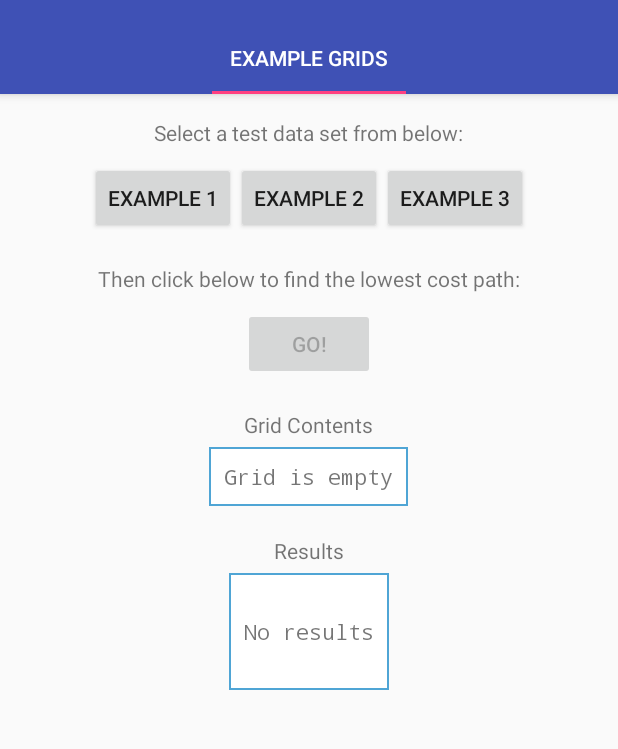
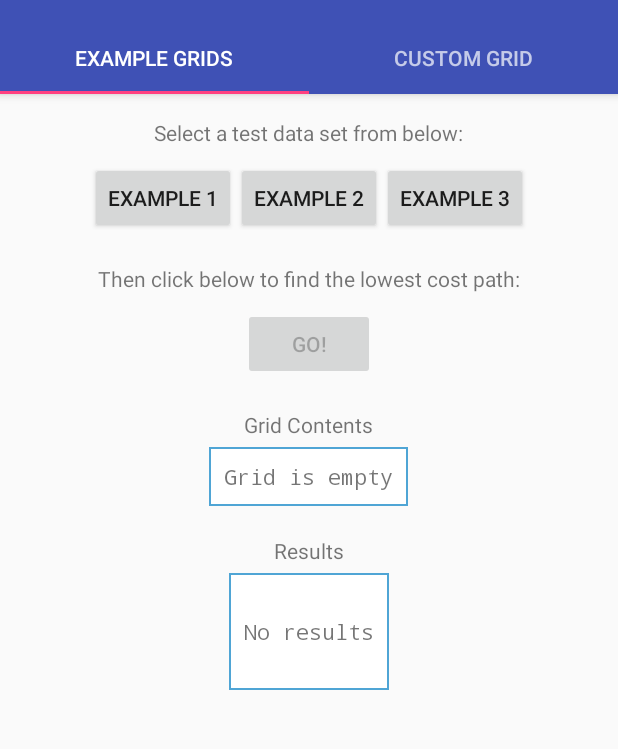
Before and after one commit to jfpdazey/PathOfLowestCost, an Android app: the screen it shows after launch (PathOfLowestCostActivity), on a phone screen of 412 x 824 dp, the part 74-823 px from its top. Run offline under Robolectric (Android 15) with nearby library versions, the phone set to English and light mode, and no system bars.

Commit message:
Views are now scrollable and the custom view includes a basic text field

```diff
--- /dev/null
+++ b/app/src/main/java/com/jfpdazey/pathoflowestcost/PathOfLowestCostCustomFragment.java
@@ -0,0 +1,82 @@
+package com.jfpdazey.pathoflowestcost;
+
+import android.os.Bundle;
+import android.support.v4.app.Fragment;
+import android.text.Editable;
+import android.text.TextWatcher;
+import android.view.LayoutInflater;
+import android.view.View;
+import android.view.ViewGroup;
+import android.widget.Button;
+import android.widget.EditText;
+import android.widget.TextView;
+import android.widget.Toast;
+
+import java.util.List;
+
+public class PathOfLowestCostCustomFragment extends Fragment {
+
+    private Grid loadedGrid;
+
+    public PathOfLowestCostCustomFragment() {}
+
+    @Override
+    public View onCreateView(LayoutInflater inflater, ViewGroup container,
+                             Bundle savedInstanceState) {
+        View fragmentView = inflater.inflate(R.layout.fragment_lowest_cost_custom_main, container, false);
+
+        Button goButton = (Button) fragmentView.findViewById(R.id.go_button);
+        goButton.setOnClickListener(new GoOnClickListener());
+
+        EditText customGridContents = (EditText) fragmentView.findViewById(R.id.custom_grid_contents);
+        customGridContents.addTextChangedListener(new GridContentsWatcher());
+
+        return fragmentView;
+    }
+
+    private String formatPath(PathState path) {
+        StringBuilder builder = new StringBuilder();
+        List<Integer> rows = path.getRowsTraversed();
+
+        for (int i = 0; i < rows.size(); i++) {
+            builder.append(rows.get(i));
+            if (i < rows.size() - 1) {
+                builder.append("\t");
+            }
+        }
+
+        return builder.toString();
+    }
+
+    class GridContentsWatcher implements TextWatcher {
+        @Override
+        public void beforeTextChanged(CharSequence s, int start, int count, int after) { }
+
+        @Override
+        public void onTextChanged(CharSequence s, int start, int before, int count) {
+            Button goButton = (Button) getView().findViewById(R.id.go_button);
+            goButton.setEnabled(!s.toString().isEmpty());
+        }
+
+        @Override
+        public void afterTextChanged(Editable s) { }
+    }
+
+    class GoOnClickListener implements View.OnClickListener {
+        @Override
+        public void onClick(View view) {
+            Toast notYetToast = Toast.makeText(getContext(), "Evaluation of custom grids not implemented yet...", Toast.LENGTH_LONG);
+            notYetToast.show();
+//            GridVisitor visitor = new GridVisitor(loadedGrid);
+//            PathState bestPath = visitor.visitPathsForAllRows().get(0);
+//
+//            if (bestPath.isSuccessful()) {
+//                ((TextView) getView().findViewById(R.id.results_success)).setText("Yes");
+//            } else {
+//                ((TextView) getView().findViewById(R.id.results_success)).setText("No");
+//            }
+//            ((TextView) getView().findViewById(R.id.results_total_cost)).setText(Integer.toString(bestPath.getTotalCost()));
+//            ((TextView) getView().findViewById(R.id.results_path_taken)).setText(formatPath(bestPath));
+        }
+    }
+}
--- a/app/src/main/java/com/jfpdazey/pathoflowestcost/PathOfLowestCostFragment.java
+++ b/app/src/main/java/com/jfpdazey/pathoflowestcost/PathOfLowestCostExamplesFragment.java
@@ -10,7 +10,7 @@ import android.widget.TextView;
 
 import java.util.List;
 
-public class PathOfLowestCostFragment extends Fragment {
+public class PathOfLowestCostExamplesFragment extends Fragment {
 
     public static final Grid EXAMPLE_GRID_1 = new Grid(new int[][]{
             { 3, 4, 1, 2, 8, 6 },
@@ -36,12 +36,12 @@ public class PathOfLowestCostFragment extends Fragment {
 
     private Grid loadedGrid;
 
-    public PathOfLowestCostFragment() {}
+    public PathOfLowestCostExamplesFragment() {}
 
     @Override
     public View onCreateView(LayoutInflater inflater, ViewGroup container,
                              Bundle savedInstanceState) {
-        View fragmentView = inflater.inflate(R.layout.fragment_lowest_cost_main, container, false);
+        View fragmentView = inflater.inflate(R.layout.fragment_lowest_cost_examples_main, container, false);
 
         Button gridOneButton = (Button) fragmentView.findViewById(R.id.grid_1_button);
         gridOneButton.setOnClickListener(new GridOnClickListener());
--- a/app/src/main/java/com/jfpdazey/pathoflowestcost/PathOptionsPagerAdapter.java
+++ b/app/src/main/java/com/jfpdazey/pathoflowestcost/PathOptionsPagerAdapter.java
@@ -12,16 +12,30 @@ public class PathOptionsPagerAdapter extends FragmentPagerAdapter {
 
     @Override
     public Fragment getItem(int position) {
-        return new PathOfLowestCostFragment();
+        switch (position) {
+            case 0:
+                return new PathOfLowestCostExamplesFragment();
+            case 1:
+                return new PathOfLowestCostCustomFragment();
+            default:
+                return null;
+        }
     }
 
     @Override
     public int getCount() {
-        return 1;
+        return 2;
     }
 
     @Override
     public CharSequence getPageTitle(int position) {
-        return "Example Grids";
+        switch (position) {
+            case 0:
+                return "Example Grids";
+            case 1:
+                return "Custom Grid";
+            default:
+                return null;
+        }
     }
 }
--- /dev/null
+++ b/app/src/main/res/layout/content_lowest_cost_fragment_shared.xml
@@ -0,0 +1,4 @@
+<RelativeLayout xmlns:android="http://schemas.android.com/apk/res/android"
+    android:id="@+id/section_label"
+    android:layout_width="wrap_content"
+    android:layout_height="wrap_content" />
--- /dev/null
+++ b/app/src/main/res/layout/fragment_lowest_cost_examples_main.xml
@@ -0,0 +1,132 @@
+<RelativeLayout xmlns:android="http://schemas.android.com/apk/res/android"
+    xmlns:tools="http://schemas.android.com/tools"
+    android:layout_width="match_parent"
+    android:layout_height="match_parent"
+    tools:context=".PathOfLowestCostExamplesFragment">
+    <ScrollView
+        android:layout_width="match_parent"
+        android:layout_height="match_parent"
+        android:id="@+id/scrollView">
+
+        <RelativeLayout
+            android:layout_width="match_parent"
+            android:layout_height="wrap_content"
+            android:paddingBottom="@dimen/adjusted_scroll_content_bottom_margin"
+            android:paddingLeft="@dimen/activity_horizontal_margin"
+            android:paddingRight="@dimen/activity_horizontal_margin"
+            android:paddingTop="@dimen/activity_vertical_margin">
+
+            <TextView
+                android:id="@+id/select_label"
+                android:layout_width="wrap_content"
+                android:layout_height="wrap_content"
+                android:layout_centerHorizontal="true"
+                android:layout_marginBottom="10dp"
+                android:text="@string/select_a_test_select_data_set_message" />
+
+            <LinearLayout
+                android:id="@+id/load_buttons"
+                android:orientation="horizontal"
+                android:layout_width="wrap_content"
+                android:layout_height="wrap_content"
+                android:layout_centerHorizontal="true"
+                android:layout_marginBottom="20dp"
+                android:layout_below="@id/select_label">
+                <Button
+                    android:id="@+id/grid_1_button"
+                    android:layout_width="wrap_content"
+                    android:layout_height="wrap_content"
+                    android:text="@string/example_1_button_title" />
+                <Button
+                    android:id="@+id/grid_2_button"
+                    android:layout_width="wrap_content"
+                    android:layout_height="wrap_content"
+                    android:text="@string/example_2_button_title" />
+                <Button
+                    android:id="@+id/grid_3_button"
+                    android:layout_width="wrap_content"
+                    android:layout_height="wrap_content"
+                    android:text="@string/example_3_button_title" />
+            </LinearLayout>
+
+            <TextView
+                android:id="@+id/go_label"
+                android:layout_width="wrap_content"
+                android:layout_height="wrap_content"
+                android:layout_centerHorizontal="true"
+                android:layout_below="@id/load_buttons"
+                android:layout_marginBottom="10dp"
+                android:text="@string/click_go_message" />
+
+            <Button
+                android:id="@+id/go_button"
+                android:layout_width="wrap_content"
+                android:layout_height="wrap_content"
+                android:layout_centerHorizontal="true"
+                android:layout_below="@id/go_label"
+                android:layout_marginBottom="20dp"
+                android:enabled="false"
+                android:text="@string/go_button_title" />
+
+            <TextView
+                android:id="@+id/grid_label"
+                android:layout_width="wrap_content"
+                android:layout_height="wrap_content"
+                android:layout_centerHorizontal="true"
+                android:layout_below="@id/go_button"
+                android:layout_marginBottom="5dp"
+                android:text="@string/grid_contents_title" />
+
+            <TextView
+                android:id="@+id/grid_contents"
+                android:layout_width="wrap_content"
+                android:layout_height="wrap_content"
+                android:layout_centerHorizontal="true"
+                android:layout_below="@id/grid_label"
+                android:layout_marginBottom="20dp"
+                android:padding="10dp"
+                android:fontFamily="monospace"
+                android:background="@drawable/back"
+                android:text="@string/grid_contents_default" />
+
+            <TextView
+                android:id="@+id/results_label"
+                android:layout_width="wrap_content"
+                android:layout_height="wrap_content"
+                android:layout_centerHorizontal="true"
+                android:layout_below="@id/grid_contents"
+                android:layout_marginBottom="5dp"
+                android:text="@string/results_title" />
+
+            <LinearLayout
+                android:id="@+id/results_layout"
+                android:orientation="vertical"
+                android:layout_width="wrap_content"
+                android:layout_height="wrap_content"
+                android:layout_centerHorizontal="true"
+                android:padding="10dp"
+                android:background="@drawable/back"
+                android:layout_below="@id/results_label">
+                <TextView
+                    android:id="@+id/results_success"
+                    android:layout_width="match_parent"
+                    android:layout_height="wrap_content"
+                    android:textAlignment="center"
+                    android:fontFamily="monospace" />
+                <TextView
+                    android:id="@+id/results_total_cost"
+                    android:layout_width="match_parent"
+                    android:layout_height="wrap_content"
+                    android:textAlignment="center"
+                    android:fontFamily="monospace"
+                    android:text="@string/no_results" />
+                <TextView
+                    android:id="@+id/results_path_taken"
+                    android:layout_width="match_parent"
+                    android:layout_height="wrap_content"
+                    android:textAlignment="center"
+                    android:fontFamily="monospace" />
+            </LinearLayout>
+        </RelativeLayout>
+    </ScrollView>
+</RelativeLayout>
--- a/app/src/main/res/layout/fragment_lowest_cost_main.xml
+++ /dev/null
@@ -1,123 +0,0 @@
-<RelativeLayout xmlns:android="http://schemas.android.com/apk/res/android"
-    xmlns:tools="http://schemas.android.com/tools"
-    android:layout_width="match_parent"
-    android:layout_height="match_parent"
-    android:paddingBottom="@dimen/activity_vertical_margin"
-    android:paddingLeft="@dimen/activity_horizontal_margin"
-    android:paddingRight="@dimen/activity_horizontal_margin"
-    android:paddingTop="@dimen/activity_vertical_margin"
-    tools:context=".PathOfLowestCostFragment">
-
-    <TextView
-        android:id="@+id/select_label"
-        android:layout_width="wrap_content"
-        android:layout_height="wrap_content"
-        android:layout_centerHorizontal="true"
-        android:layout_marginBottom="10dp"
-        android:text="@string/select_a_test_select_data_set_message" />
-
-    <LinearLayout
-        android:id="@+id/load_buttons"
-        android:orientation="horizontal"
-        android:layout_width="wrap_content"
-        android:layout_height="wrap_content"
-        android:layout_centerHorizontal="true"
-        android:layout_marginBottom="20dp"
-        android:layout_below="@id/select_label">
-        <Button
-            android:id="@+id/grid_1_button"
-            android:layout_width="wrap_content"
-            android:layout_height="wrap_content"
-            android:text="@string/example_1_button_title" />
-        <Button
-            android:id="@+id/grid_2_button"
-            android:layout_width="wrap_content"
-            android:layout_height="wrap_content"
-            android:text="@string/example_2_button_title" />
-        <Button
-            android:id="@+id/grid_3_button"
-            android:layout_width="wrap_content"
-            android:layout_height="wrap_content"
-            android:text="@string/example_3_button_title" />
-    </LinearLayout>
-
-    <TextView
-        android:id="@+id/go_label"
-        android:layout_width="wrap_content"
-        android:layout_height="wrap_content"
-        android:layout_centerHorizontal="true"
-        android:layout_below="@id/load_buttons"
-        android:layout_marginBottom="10dp"
-        android:text="@string/click_go_message" />
-
-    <Button
-        android:id="@+id/go_button"
-        android:layout_width="wrap_content"
-        android:layout_height="wrap_content"
-        android:layout_centerHorizontal="true"
-        android:layout_below="@id/go_label"
-        android:layout_marginBottom="20dp"
-        android:enabled="false"
-        android:text="@string/go_button_title" />
-
-    <TextView
-        android:id="@+id/grid_label"
-        android:layout_width="wrap_content"
-        android:layout_height="wrap_content"
-        android:layout_centerHorizontal="true"
-        android:layout_below="@id/go_button"
-        android:layout_marginBottom="5dp"
-        android:text="@string/grid_contents_title" />
-
-    <TextView
-        android:id="@+id/grid_contents"
-        android:layout_width="wrap_content"
-        android:layout_height="wrap_content"
-        android:layout_centerHorizontal="true"
-        android:layout_below="@id/grid_label"
-        android:layout_marginBottom="20dp"
-        android:padding="10dp"
-        android:fontFamily="monospace"
-        android:background="@drawable/back"
-        android:text="@string/grid_contents_default" />
-
-    <TextView
-        android:id="@+id/results_label"
-        android:layout_width="wrap_content"
-        android:layout_height="wrap_content"
-        android:layout_centerHorizontal="true"
-        android:layout_below="@id/grid_contents"
-        android:layout_marginBottom="5dp"
-        android:text="@string/results_title" />
-
-    <LinearLayout
-        android:id="@+id/results_layout"
-        android:orientation="vertical"
-        android:layout_width="wrap_content"
-        android:layout_height="wrap_content"
-        android:layout_centerHorizontal="true"
-        android:padding="10dp"
-        android:background="@drawable/back"
-        android:layout_below="@id/results_label">
-        <TextView
-            android:id="@+id/results_success"
-            android:layout_width="match_parent"
-            android:layout_height="wrap_content"
-            android:textAlignment="center"
-            android:fontFamily="monospace" />
-        <TextView
-            android:id="@+id/results_total_cost"
-            android:layout_width="match_parent"
-            android:layout_height="wrap_content"
-            android:textAlignment="center"
-            android:fontFamily="monospace"
-            android:text="@string/no_results" />
-        <TextView
-            android:id="@+id/results_path_taken"
-            android:layout_width="match_parent"
-            android:layout_height="wrap_content"
-            android:textAlignment="center"
-            android:fontFamily="monospace" />
-    </LinearLayout>
-
-</RelativeLayout>
--- a/app/src/main/res/values/dimens.xml
+++ b/app/src/main/res/values/dimens.xml
@@ -2,6 +2,7 @@
     <!-- Default screen margins, per the Android Design guidelines. -->
     <dimen name="activity_horizontal_margin">16dp</dimen>
     <dimen name="activity_vertical_margin">16dp</dimen>
+    <dimen name="adjusted_scroll_content_bottom_margin">64dp</dimen>
     <dimen name="fab_margin">16dp</dimen>
     <dimen name="appbar_padding_top">8dp</dimen>
 </resources>
--- a/app/src/main/res/values/strings.xml
+++ b/app/src/main/res/values/strings.xml
@@ -11,4 +11,5 @@
     <string name="grid_contents_title">Grid Contents</string>
     <string name="grid_contents_default">Grid is empty</string>
     <string name="results_title">Results</string>
+    <string name="enter_custom_data_set_message">Enter your own custom grid below, up to 10 lines. Elements should be separated by spaces.</string>
 </resources>
```
Also changed, not shown: app/src/main/res/layout/content_lowest_cost_main.xml (deleted, +0 -13 lines), app/src/main/res/layout/fragment_lowest_cost_custom_main.xml (added, +119 -0 lines), 4 other files.
